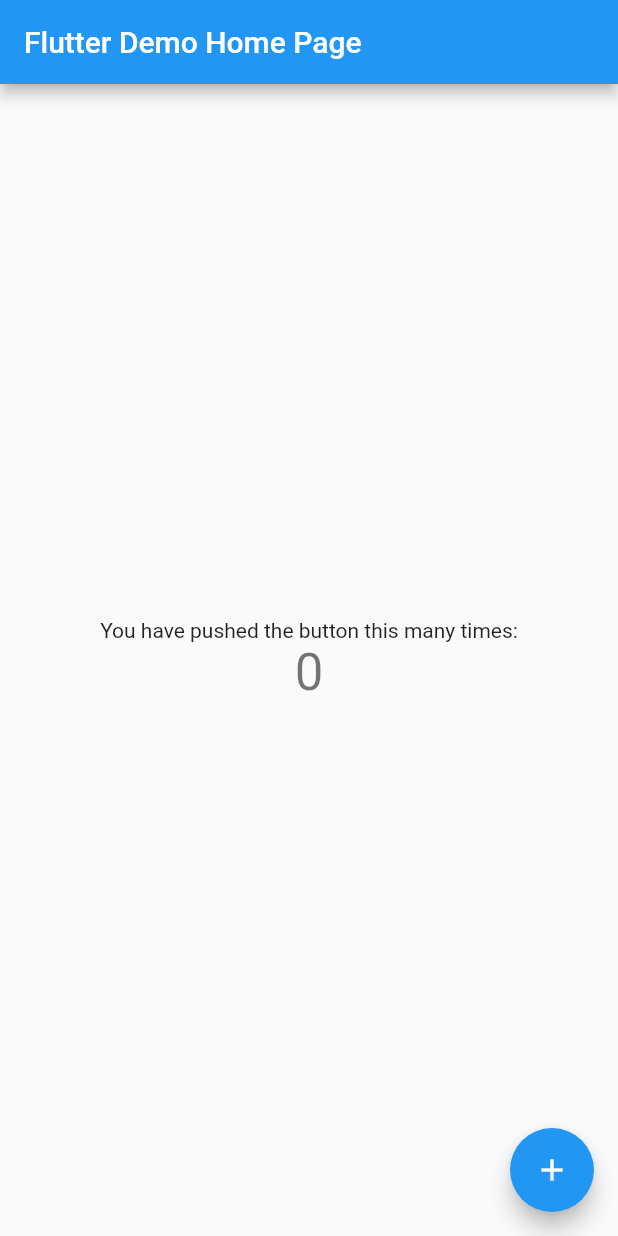
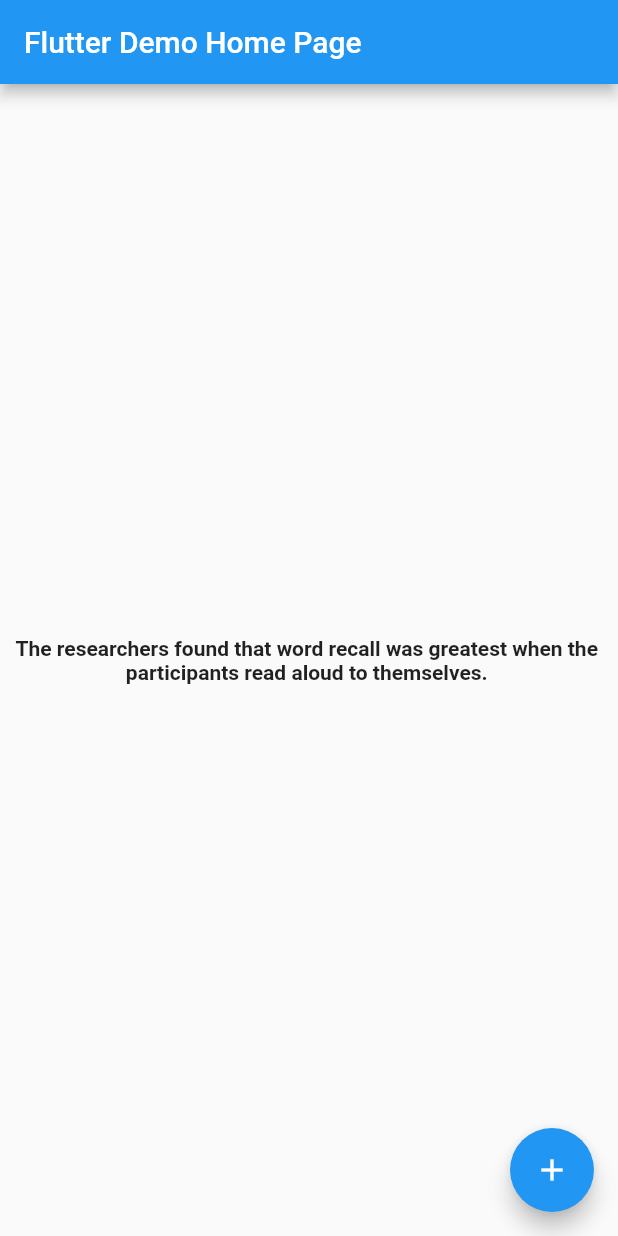
Before and after one commit to rlew421/string_processor, a Flutter app: the screen it shows after launch, on a phone screen of 412 x 824 dp. Run offline on Flutter 3.47's test engine with Material 2 defaults, Android fonts, the phone set to English and light mode, and no system bars.

Commit message:
Display text within SelectableText class

```diff
--- a/lib/main.dart
+++ b/lib/main.dart
@@ -9,7 +9,7 @@ class MyApp extends StatelessWidget {
   @override
   Widget build(BuildContext context) {
     return MaterialApp(
-      title: 'Flutter Demo',
+      title: 'String Processor',
       theme: ThemeData(
         // This is the theme of your application.
         //
@@ -97,13 +97,11 @@ class _MyHomePageState extends State<MyHomePage> {
           // horizontal).
           mainAxisAlignment: MainAxisAlignment.center,
           children: <Widget>[
-            Text(
-              'You have pushed the button this many times:',
-            ),
-            Text(
-              '$_counter',
-              style: Theme.of(context).textTheme.headline4,
-            ),
+            SelectableText(
+              'The researchers found that word recall was greatest when the participants read aloud to themselves.',
+              textAlign: TextAlign.center,
+              style: TextStyle(fontWeight: FontWeight.bold),
+            )
           ],
         ),
       ),
```
